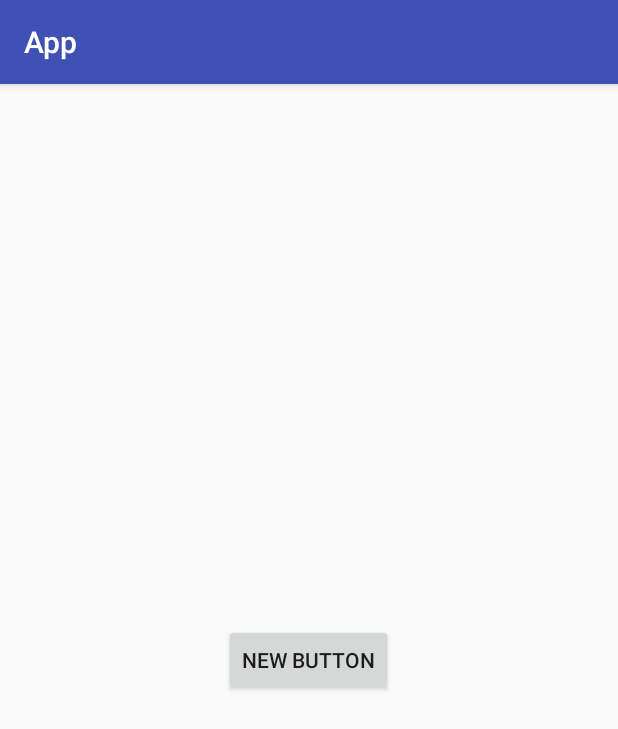
After one commit to jemitk/Pacer, an Android app: the BPMMusicFinderActivity screen opened directly, with no data from a screen before it, on a phone screen of 412 x 824 dp. The commit adds this screen. Shown: the top 729 px of the screen. Run offline under Robolectric (Android 15) with nearby library versions, the phone set to English and light mode, and no system bars.

```diff
--- /dev/null
+++ b/app/src/main/java/com/example/karenlee/app/BPMMusicFinderActivity.java
@@ -0,0 +1,60 @@
+package com.example.karenlee.app;
+
+
+import android.content.Intent;
+import android.support.v7.app.AppCompatActivity;
+import android.os.Bundle;
+import java.util.*;
+
+public class BPMMusicFinderActivity extends AppCompatActivity {
+
+    private ArrayList<Double> bpms= new ArrayList<Double>();
+    private MusicService musicSrv;
+    private int songIndex = 0;
+    private int tapCounter = 0;
+    private long startTime = 0;
+    private ArrayList<Song> songs;
+    static final String EXTRA_BPM = "com.example.karenlee.extras.EXTRA_BPM";
+
+    @Override
+    protected void onCreate(Bundle savedInstanceState) {
+        super.onCreate(savedInstanceState);
+        setContentView(R.layout.activity_bpmmusic_finder);
+        Intent mainIntent = getIntent();
+        songs = (ArrayList<Song>)mainIntent.getSerializableExtra(MainActivity.EXTRA_SONGS);
+    }
+
+    public void playSong(int index){
+        musicSrv.setSong(index);
+        musicSrv.playSong();
+    }
+
+    public void tap(){
+        //If this is the first tap for the song
+
+        if (tapCounter == 0){
+            startTime = System.currentTimeMillis();
+        }
+        if (tapCounter == 10){
+
+            long endTime = System.currentTimeMillis();
+            long timeSpan = endTime - startTime;
+            long bpm = 600000/timeSpan;
+            //TODO: save bpm to arraylist
+            tapCounter = 0;
+            //TODO: next song
+        }else{
+            tapCounter++;
+        }
+
+    }
+
+    public void goToMain(){
+        Intent mainIntent = new Intent(this, MainActivity.class);
+        mainIntent.putExtra(EXTRA_BPM, bpms);
+        setResult(RESULT_OK, mainIntent);
+        finish();
+    }
+
+
+}
--- a/app/src/main/java/com/example/karenlee/app/BPMFinderActivity.java
+++ b/app/src/main/java/com/example/karenlee/app/BPMRunFinderActivity.java
@@ -17,7 +17,7 @@ import android.view.View;
  * An example full-screen activity that shows and hides the system UI (i.e.
  * status bar and navigation/system bar) with user interaction.
  */
-public class BPMFinderActivity extends AppCompatActivity {
+public class BPMRunFinderActivity extends AppCompatActivity {
     /**
      * Whether or not the system UI should be auto-hidden after
      * {@link #AUTO_HIDE_DELAY_MILLIS} milliseconds.
--- a/app/src/main/java/com/example/karenlee/app/Song.java
+++ b/app/src/main/java/com/example/karenlee/app/Song.java
@@ -1,6 +1,9 @@
 package com.example.karenlee.app;
 
-public class Song {
+import java.io.Serializable;
+
+public class Song implements Serializable{
+
     private long id;
     private String title;
     private String artist;
--- a/app/src/main/res/layout/activity_bpmfinder.xml
+++ b/app/src/main/res/layout/activity_bpmfinder.xml
@@ -3,7 +3,7 @@
     android:layout_width="match_parent"
     android:layout_height="match_parent"
     android:background="#0099cc"
-    tools:context="com.example.karenlee.app.BPMFinderActivity">
+    tools:context=".BPMRunFinderActivity">
 
     <!-- The primary full-screen view. This can be replaced with whatever view
          is needed to present your content, e.g. VideoView, SurfaceView,
--- /dev/null
+++ b/app/src/main/res/layout/activity_bpmmusic_finder.xml
@@ -0,0 +1,20 @@
+<?xml version="1.0" encoding="utf-8"?>
+<RelativeLayout xmlns:android="http://schemas.android.com/apk/res/android"
+    xmlns:tools="http://schemas.android.com/tools"
+    android:layout_width="match_parent"
+    android:layout_height="match_parent"
+    android:paddingBottom="@dimen/activity_vertical_margin"
+    android:paddingLeft="@dimen/activity_horizontal_margin"
+    android:paddingRight="@dimen/activity_horizontal_margin"
+    android:paddingTop="@dimen/activity_vertical_margin"
+    tools:context=".BPMMusicFinderActivity">
+
+    <Button
+        android:layout_width="wrap_content"
+        android:layout_height="wrap_content"
+        android:text="New Button"
+        android:id="@+id/button"
+        android:onTouch="tap"
+        android:layout_centerVertical="true"
+        android:layout_centerHorizontal="true" />
+</RelativeLayout>
```
Also changed, not shown: app/src/main/AndroidManifest.xml (+5 -3 lines), app/src/main/java/com/example/karenlee/app/MainActivity.java (+15 -6 lines).
